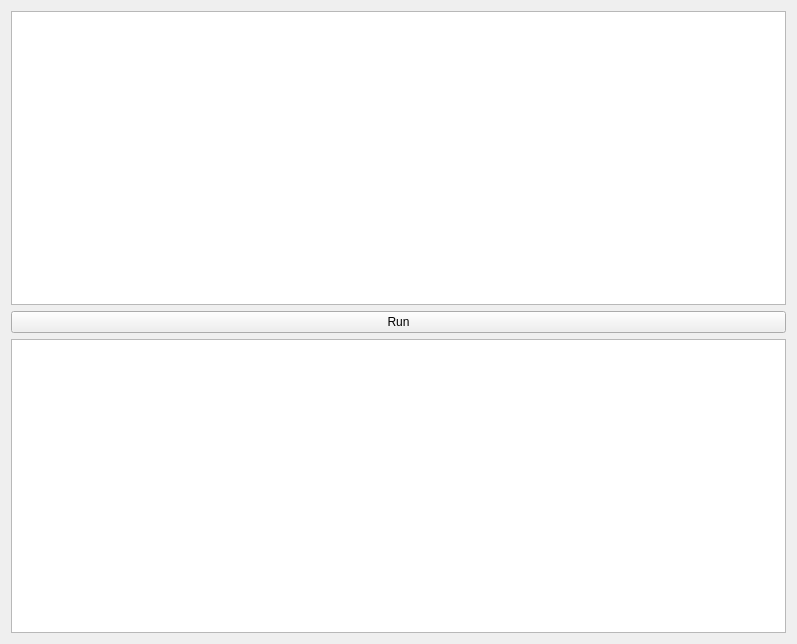
The window that IntPe9/Ui/Parser.ui (AxDSan/IntPe9-1) describes before a commit, drawn with Qt 5.
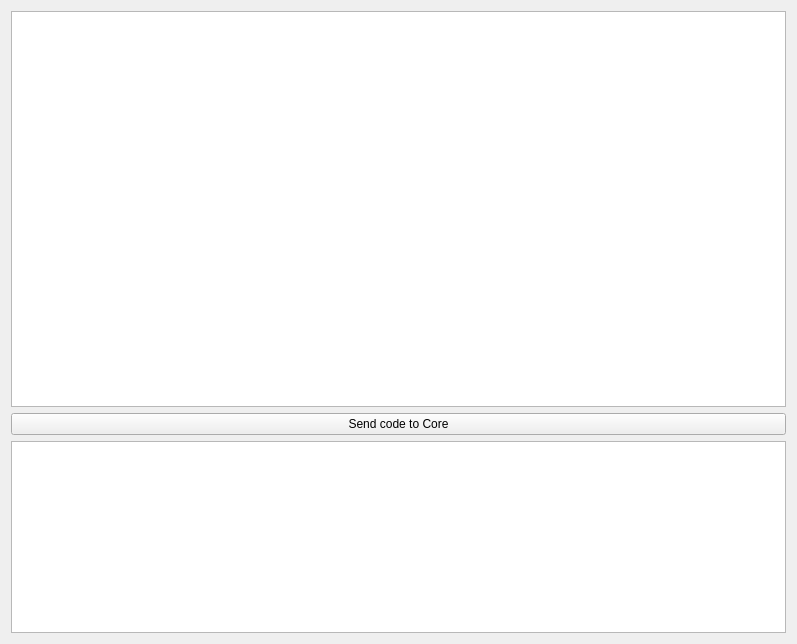
The same window after the commit.

```diff
--- a/IntPe9/Ui/Parser.ui
+++ b/IntPe9/Ui/Parser.ui
@@ -20,12 +20,25 @@
    <item>
     <widget class="QPushButton" name="run">
      <property name="text">
-      <string>Run</string>
+      <string>Send code to Core</string>
      </property>
     </widget>
    </item>
    <item>
-    <widget class="QPlainTextEdit" name="output"/>
+    <widget class="QPlainTextEdit" name="output">
+     <property name="sizePolicy">
+      <sizepolicy hsizetype="Expanding" vsizetype="Fixed">
+       <horstretch>0</horstretch>
+       <verstretch>0</verstretch>
+      </sizepolicy>
+     </property>
+     <property name="maximumSize">
+      <size>
+       <width>16777215</width>
+       <height>200</height>
+      </size>
+     </property>
+    </widget>
    </item>
   </layout>
  </widget>
```
Left out of the diff: 2 changed lines with no effect on the pictures.
